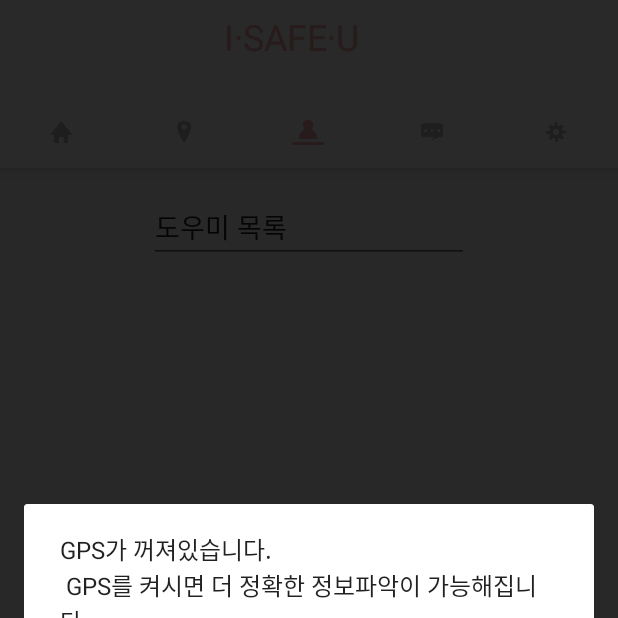
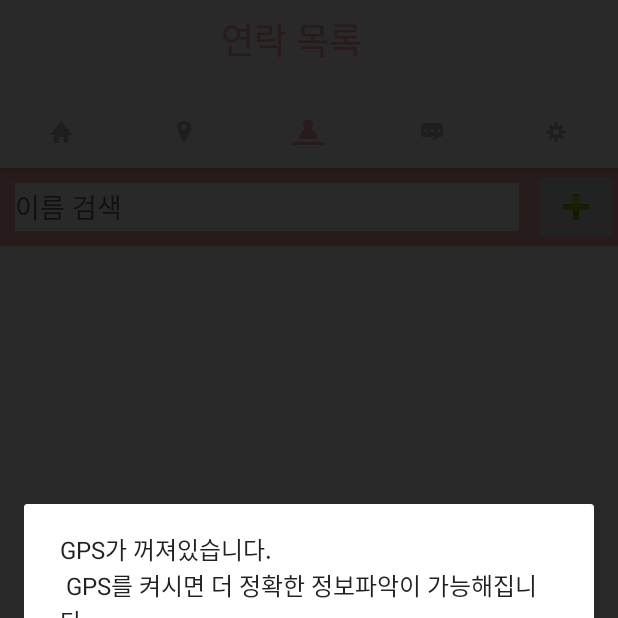
Before and after one commit to Ankwinam/Isafeyou2, an Android app: the screen it shows after launch (MainActivity), tab 3 chosen, on a phone screen of 412 x 824 dp, the top half of it. Run offline under Robolectric (Android 15) with nearby library versions, the phone set to English and light mode, and no system bars; libraries missing offline, so code that uses them is left out: com.skp; 18 statements that could not run were skipped.

Commit message:
fragment contact

```diff
--- a/app/src/main/java/com/example/kwinam/isafeyou/isafeyou/Activity/MainActivity.java
+++ b/app/src/main/java/com/example/kwinam/isafeyou/isafeyou/Activity/MainActivity.java
@@ -16,6 +16,7 @@ import android.view.KeyEvent;
 import android.view.Menu;
 import android.view.MenuItem;
 import android.view.View;
+import android.widget.TextView;
 
 import com.example.kwinam.isafeyou.R;
 import com.example.kwinam.isafeyou.isafeyou.Adapter.TabPagerAdapter;
@@ -29,6 +30,8 @@ public class MainActivity extends AppCompatActivity {
     private ViewPager mViewPager;
     LocationManager lm = null;
 
+    private TextView toolbar_title;
+
     @Override
     protected void onCreate(Bundle savedInstanceState) {
         super.onCreate(savedInstanceState);
@@ -40,6 +43,7 @@ public class MainActivity extends AppCompatActivity {
         // primary sections of the activity.
         //mSectionsPagerAdapter = new SectionsPagerAdapter(getSupportFragmentManager());
 
+        toolbar_title = (TextView) findViewById(R.id.toolbar_title);
 
         getSupportActionBar().setDisplayShowTitleEnabled(false);
 
@@ -68,11 +72,11 @@ public class MainActivity extends AppCompatActivity {
             public void onTabSelected(TabLayout.Tab tab) {
                 mViewPager.setCurrentItem(tab.getPosition());
                 switch(tab.getPosition()){
-                    case 0: tab.setIcon(R.drawable.home_pink); break;
-                    case 1: tab.setIcon(R.drawable.map_pink); break;
-                    case 2: tab.setIcon(R.drawable.contacts_pink); break;
-                    case 3: tab.setIcon(R.drawable.communication_pink); break;
-                    case 4: tab.setIcon(R.drawable.settings_pink); break;
+                    case 0: tab.setIcon(R.drawable.home_pink); toolbar_title.setText("I·SAFE·U"); break;
+                    case 1: tab.setIcon(R.drawable.map_pink); toolbar_title.setText("지도"); break;
+                    case 2: tab.setIcon(R.drawable.contacts_pink); toolbar_title.setText("연락 목록"); break;
+                    case 3: tab.setIcon(R.drawable.communication_pink); toolbar_title.setText("커뮤니티"); break;
+                    case 4: tab.setIcon(R.drawable.settings_pink); toolbar_title.setText("설정"); break;
 
                 }
             }
@@ -102,15 +106,6 @@ public class MainActivity extends AppCompatActivity {
                         .setAction("Action", null).show();
             }
         });
-
-//        FloatingActionButton fab = (FloatingActionButton) findViewById(R.id.fab);
-//        fab.setOnClickListener(new View.OnClickListener() {
-//            @Override
-//            public void onClick(View view) {
-//                Snackbar.make(view, "Replace with your own action", Snackbar.LENGTH_LONG)
-//                        .setAction("Action", null).show();
-//            }
-//        });
 
     }
     @Override
--- a/app/src/main/java/com/example/kwinam/isafeyou/isafeyou/Fragment/TabFragment2.java
+++ b/app/src/main/java/com/example/kwinam/isafeyou/isafeyou/Fragment/TabFragment2.java
@@ -46,6 +46,7 @@ public class TabFragment2 extends Fragment {
         tmapgps = new TMapGpsManager(getActivity());
 
         View view = inflater.inflate(R.layout.fragment_2, container, false);
+
         lm = (LocationManager) getActivity().getSystemService(Context.LOCATION_SERVICE);
         Log.e("LocationManager", lm + "");
         if (android.os.Build.VERSION.SDK_INT >= Build.VERSION_CODES.M) {
--- a/app/src/main/java/com/example/kwinam/isafeyou/isafeyou/Fragment/MapPoint.java
+++ b/app/src/main/java/com/example/kwinam/isafeyou/isafeyou/Point/MapPoint.java
@@ -1,4 +1,4 @@
-package com.example.kwinam.isafeyou.isafeyou.Fragment;
+package com.example.kwinam.isafeyou.isafeyou.Point;
 
 /**
  * Created by Taewoong on 2017-07-22.
--- a/app/src/main/res/layout/fragment_3.xml
+++ b/app/src/main/res/layout/fragment_3.xml
@@ -1,37 +1,42 @@
 <?xml version="1.0" encoding="utf-8"?>
-<RelativeLayout xmlns:android="http://schemas.android.com/apk/res/android"
+<LinearLayout xmlns:android="http://schemas.android.com/apk/res/android"
     xmlns:app="http://schemas.android.com/apk/res-auto"
     android:layout_width="match_parent"
     android:layout_height="match_parent"
-    android:paddingBottom="@dimen/activity_vertical_margin"
-    android:paddingLeft="@dimen/activity_horizontal_margin"
-    android:paddingRight="@dimen/activity_horizontal_margin"
-    android:paddingTop="@dimen/activity_vertical_margin">
+    android:orientation="vertical">
 
 
-    <EditText
-        android:id="@+id/editText2"
-        android:layout_width="wrap_content"
+    <LinearLayout
+        android:layout_width="match_parent"
         android:layout_height="wrap_content"
-        android:layout_alignParentLeft="false"
-        android:layout_alignParentRight="false"
-        android:layout_centerHorizontal="true"
-        android:ems="10"
-        android:inputType="textPersonName"
-        android:text="도우미 목록" />
+        android:background="#f3a9aa"
+        android:orientation="horizontal">
+
+        <EditText
+            android:id="@+id/contact_search"
+            android:layout_width="match_parent"
+            android:layout_height="match_parent"
+            android:layout_margin="10dp"
+            android:layout_weight="1"
+            android:background="#ffffff"
+            android:ems="10"
+            android:inputType="textPersonName"
+            android:hint="이름 검색" />
+
+        <ImageButton
+            android:id="@+id/contact_add_btn"
+            android:layout_width="wrap_content"
+            android:layout_height="wrap_content"
+            android:layout_weight="0"
+            app:srcCompat="@android:drawable/ic_input_add" />
+
+    </LinearLayout>
 
     <ListView
+        android:id="@+id/contact_list"
         android:layout_width="match_parent"
-        android:layout_height="match_parent" />
+        android:layout_height="match_parent" >
 
-    <android.support.design.widget.FloatingActionButton
-        android:id="@+id/floatingActionButton"
-        android:layout_width="wrap_content"
-        android:layout_height="wrap_content"
-        android:layout_alignParentBottom="true"
-        android:layout_alignParentEnd="false"
-        android:layout_alignParentRight="true"
-        android:clickable="true"
-        app:fabSize="mini"
-        app:srcCompat="@android:drawable/ic_input_add" />
-</RelativeLayout>
+    </ListView>
+
+</LinearLayout>
```
Also changed, not shown: app/src/main/java/com/example/kwinam/isafeyou/isafeyou/Fragment/TabFragment3.java (+65 -1 lines).
